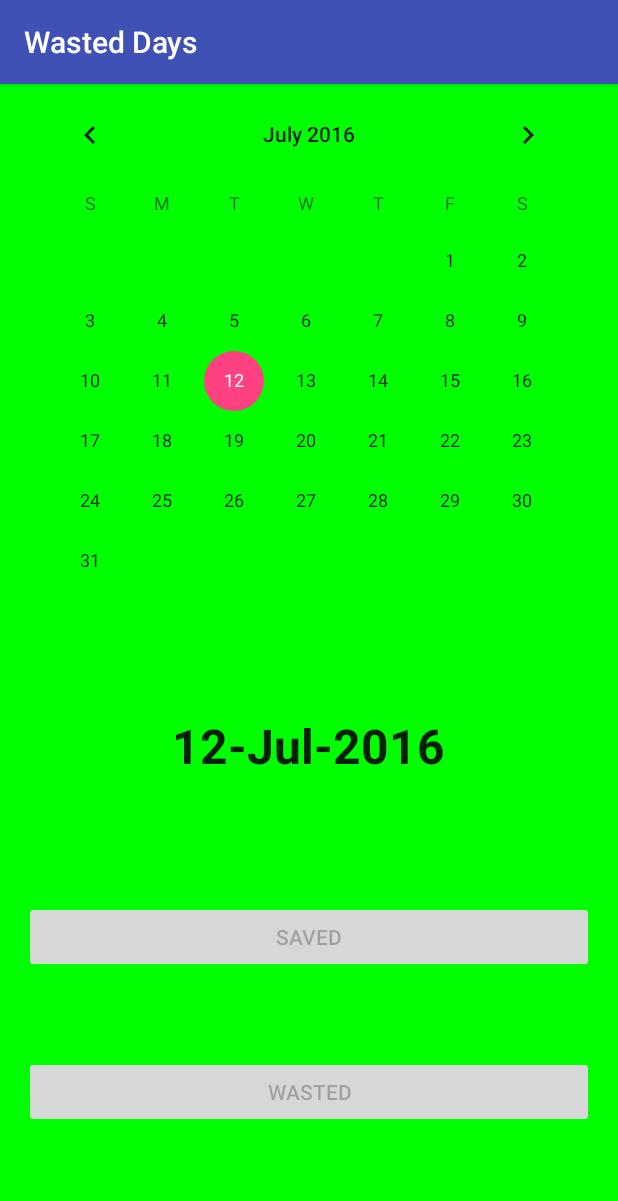
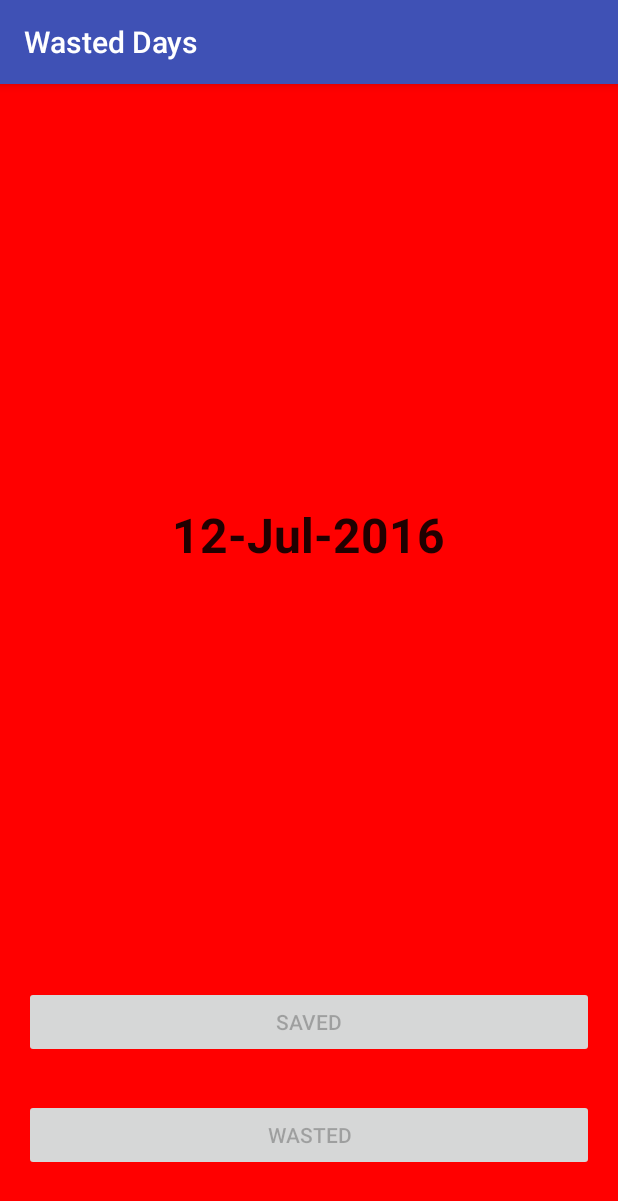
Before and after one commit to Amezdrin/Wasted-Days, an Android app: the screen it shows after launch (MainActivity), after a tap on "SAVED", on a phone screen of 412 x 824 dp. Shown: the top 1201 px of the screen. Run offline under Robolectric (Android 15) with nearby library versions, the phone set to English and light mode, and no system bars.

Commit message:
Both of buttons Saved/Wasted will be blocked after any of them has been clicked till the new day (00:00). Needs to be tested and cleaned up.

```diff
--- a/app/src/main/java/artemtrue/wasteddays/MainActivity.java
+++ b/app/src/main/java/artemtrue/wasteddays/MainActivity.java
@@ -2,6 +2,7 @@ package artemtrue.wasteddays;
 
 import android.graphics.Color;
 import android.os.Bundle;
+import android.os.CountDownTimer;
 import android.support.v7.app.AppCompatActivity;
 import android.view.View;
 import android.widget.Button;
@@ -9,6 +10,7 @@ import android.widget.LinearLayout;
 import android.widget.TextView;
 
 import java.text.SimpleDateFormat;
+import java.util.Calendar;
 
 public class MainActivity extends AppCompatActivity {
 
@@ -17,6 +19,11 @@ public class MainActivity extends AppCompatActivity {
         super.onCreate(savedInstanceState);
         setContentView(R.layout.activity_main);
     }
+
+    //long date = System.currentTimeMillis();
+
+    //long countdown = 86400000 - date;
+    CountDownTimer cTimer = null;
 
     public void wastedDaysCounter(){
         int wastedDays = 0;
@@ -39,27 +46,81 @@ public class MainActivity extends AppCompatActivity {
 
     public void wastedButtonFollower(View view) {
 
-        LinearLayout rl = (LinearLayout) findViewById(R.id.background);
-        Button wasted = (Button) findViewById(R.id.wasted_btn);
-        Button saved = (Button) findViewById(R.id.saved_btn);
-        timeStamp();
-        rl.setBackgroundColor(Color.RED);
+        final TextView timeStamp = (TextView) findViewById(R.id.currentDate_txtView);
+        final LinearLayout rl = (LinearLayout) findViewById(R.id.background);
+        final Button wasted = (Button) findViewById(R.id.wasted_btn);
+        final Button saved = (Button) findViewById(R.id.saved_btn);
+
+
+        /* rl.setBackgroundColor(Color.RED);
         wasted.setEnabled(false);
         wastedDaysCounter();
-        saved.setEnabled(false);
+        saved.setEnabled(false); */
+        Calendar cal = Calendar.getInstance();
+        cal.add(Calendar.DATE, +1);
+        long timeInFuture = cal.getTimeInMillis();
+        long currentTime = System.currentTimeMillis();
+        long countdown = timeInFuture - currentTime;
+
+            cTimer = new CountDownTimer(countdown, 1000) {
+
+                public void onTick(long millisUntilFinished) {
+
+                        timeStamp();
+                        rl.setBackgroundColor(Color.RED);
+                        wasted.setEnabled(false);
+                        wastedDaysCounter();
+                        saved.setEnabled(false);
+                }
+                    public void onFinish() {
+                        rl.setBackgroundColor(Color.TRANSPARENT);
+                        wasted.setEnabled(true);
+                        saved.setEnabled(true);
+                        timeStamp.setText("It's a new day!");
+                    }
+            }.start();
     }
 
     public void savedButtonFollower(View view) {
 
-        LinearLayout rl2 = (LinearLayout) findViewById(R.id.background);
-        Button wasted = (Button) findViewById(R.id.wasted_btn);
-        Button saved = (Button) findViewById(R.id.saved_btn);
-        rl2.setBackgroundColor(Color.GREEN);
+        final TextView timeStamp = (TextView) findViewById(R.id.currentDate_txtView);
+        final LinearLayout rl2 = (LinearLayout) findViewById(R.id.background);
+        final Button wasted = (Button) findViewById(R.id.wasted_btn);
+        final Button saved = (Button) findViewById(R.id.saved_btn);
+
         timeStamp();
+        /* rl2.setBackgroundColor(Color.GREEN);
         saved.setEnabled(false);
         savedDaysCounter();
-        wasted.setEnabled(false);
-    }
+        wasted.setEnabled(false); */
+        Calendar cal = Calendar.getInstance();
+        cal.add(Calendar.DATE, +1);
+        long timeInFuture = cal.getTimeInMillis();
+         long currentTime = System.currentTimeMillis();
+         long countdown = timeInFuture - currentTime;
+
+        /**long date = System.currentTimeMillis();
+         long countdown = 86400000 - date;*/ //уходит в минус, нужно завтрашний день (00:00) в миллисекунды и из него вычесть текущий (calendar api).
+                https://cl.ly/1I0n2J2q1W32
+        http://stackoverflow.com/questions/15607500/subtracting-two-days-from-current-date-in-epoch-milliseconds-java
 
 
+        cTimer = new CountDownTimer(countdown, 1000) {
+
+            public void onTick(long millisUntilFinished) {
+
+                rl2.setBackgroundColor(Color.RED);
+                saved.setEnabled(false);
+                savedDaysCounter();
+                wasted.setEnabled(false);
+            }
+
+            public void onFinish() {
+                rl2.setBackgroundColor(Color.TRANSPARENT);
+                saved.setEnabled(true);
+                wasted.setEnabled(true);
+                timeStamp.setText("It's a new day!");
+            }
+        }.start();
+    }
 }
--- a/app/src/main/res/layout/activity_main.xml
+++ b/app/src/main/res/layout/activity_main.xml
@@ -11,16 +11,10 @@
     android:id="@+id/background"
     >
 
-    <CalendarView
-        android:layout_width="match_parent"
-        android:layout_height="wrap_content"
-        android:id="@+id/calendar"
-        />
-
     <RelativeLayout
         android:layout_width="match_parent"
         android:layout_height="0dp"
-        android:layout_weight="2"
+        android:layout_weight="8"
         android:background="@android:color/transparent"
         >
 
```
